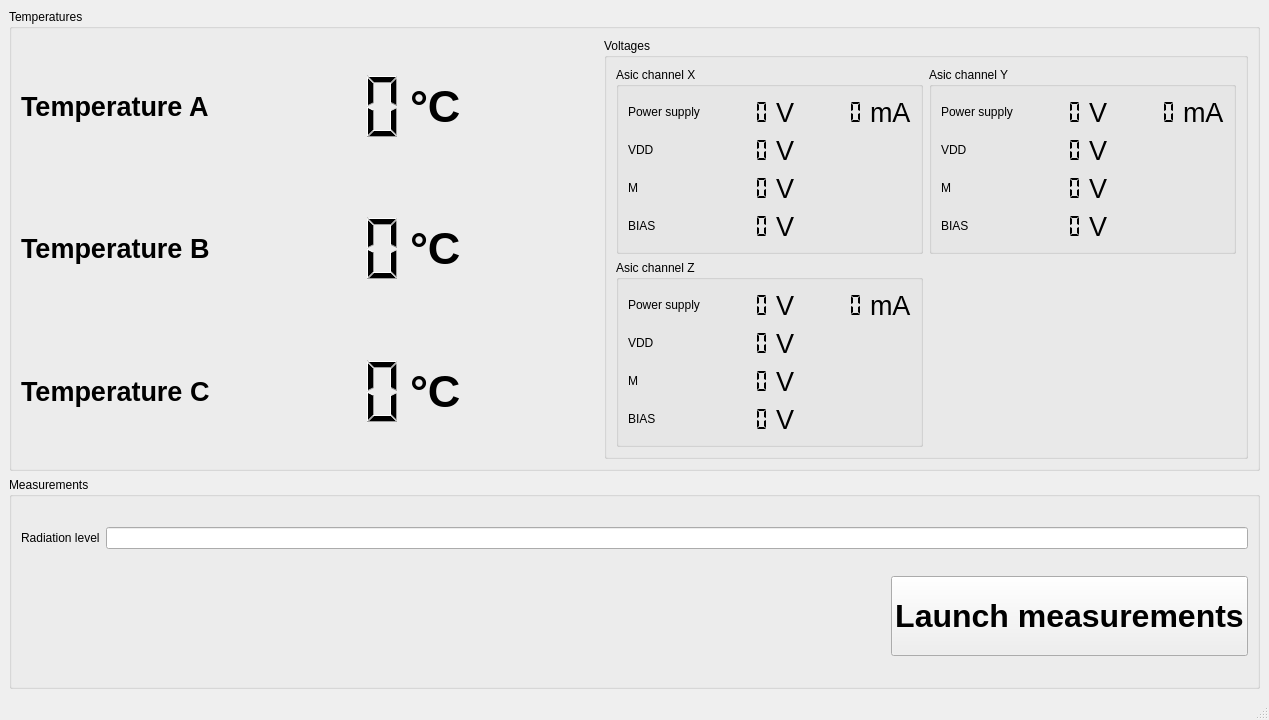
NadjB/Juice_SCM_GSE, file designer/mainwindow.ui: the form before one commit.
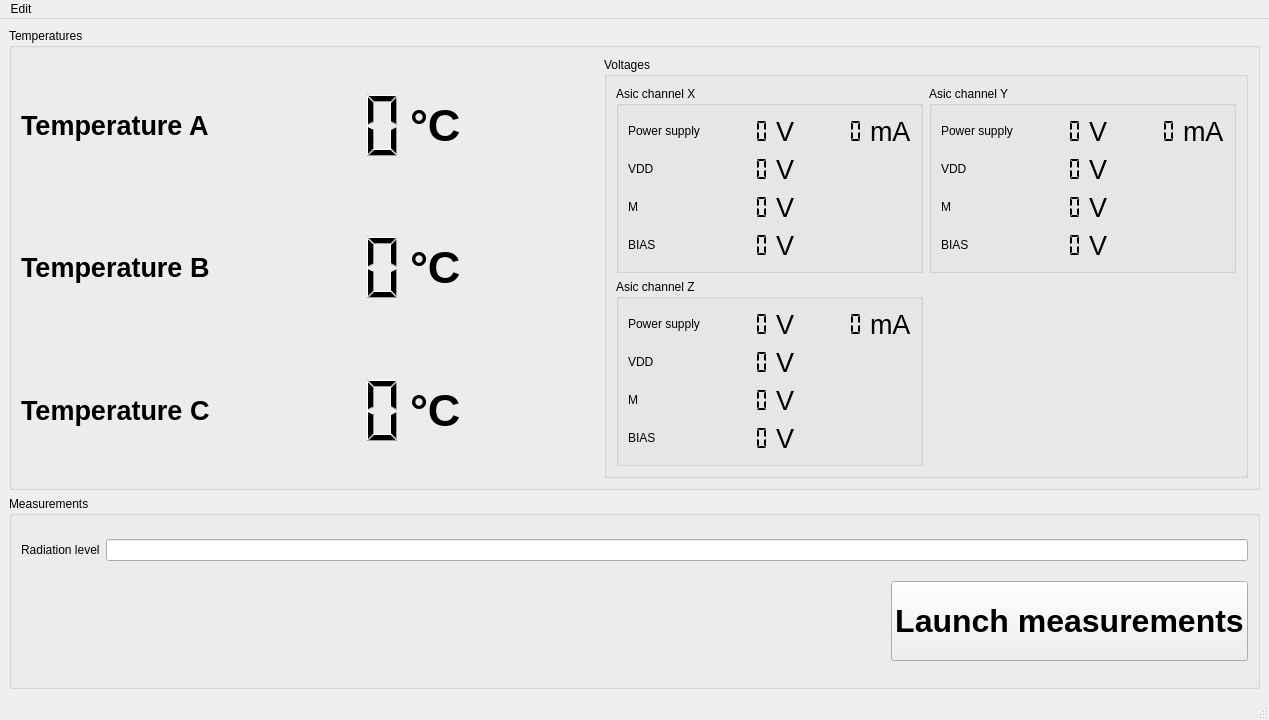
The form after the commit. Icons and pictures are not drawn.

Commit message: Added setting engine + GUI, added mail notification (to be debugged)

```diff
--- a/designer/mainwindow.ui
+++ b/designer/mainwindow.ui
@@ -763,6 +763,13 @@
      <height>27</height>
     </rect>
    </property>
+   <widget class="QMenu" name="menuSettings">
+    <property name="title">
+     <string>Edit</string>
+    </property>
+    <addaction name="actionSettings"/>
+   </widget>
+   <addaction name="menuSettings"/>
   </widget>
   <widget class="QStatusBar" name="statusbar"/>
  </widget>
```
Left out of the diff: 5 changed lines with no effect on the pictures. The commit also changes 11 other files.
